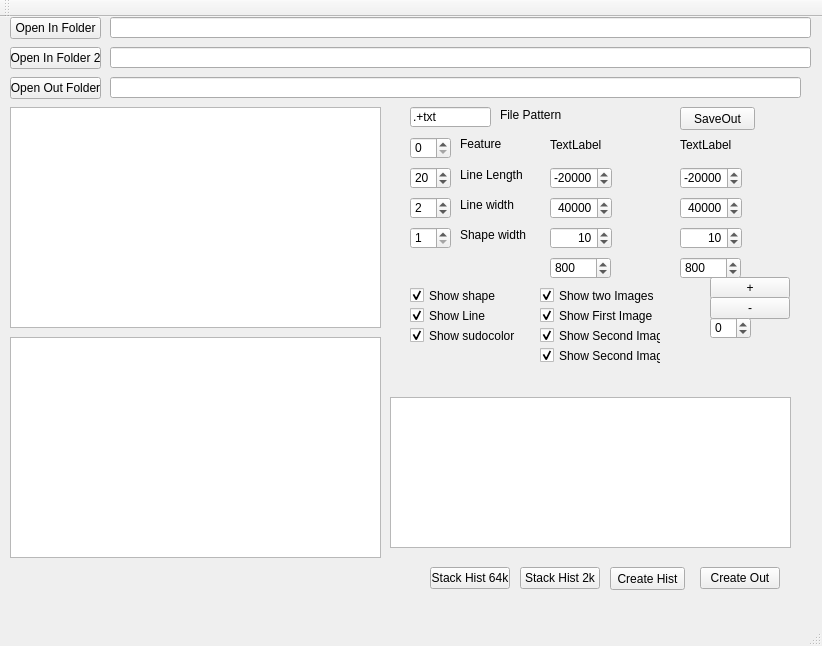
Before: the Qt Designer form mainwindow.ui in marcinkociolek/HaralickDirMapViever, drawn with Qt 5.
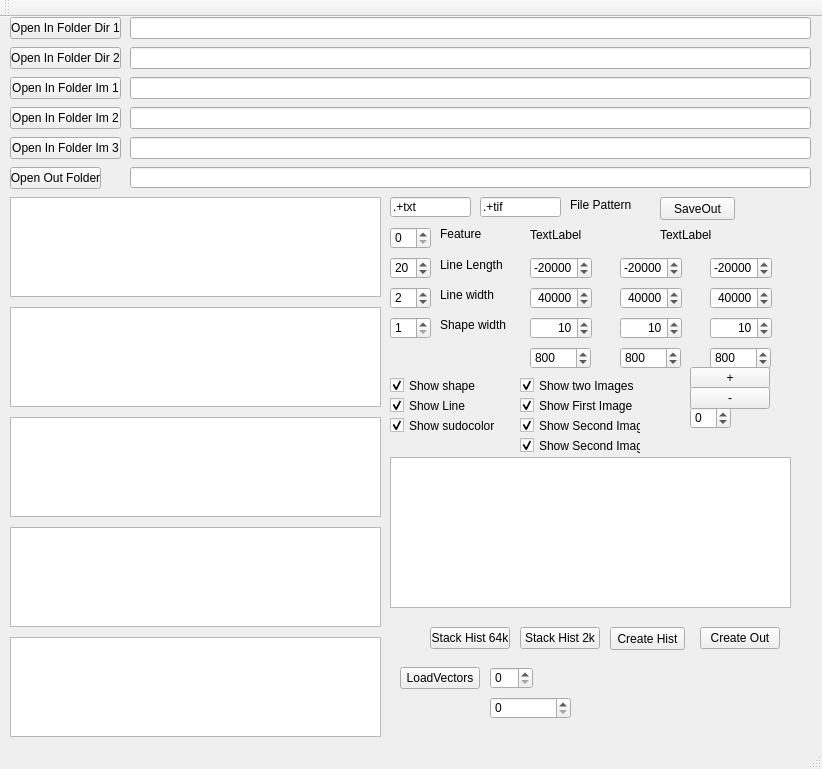
After: the same form once the commit is applied.

Commit message: images independent from direction plus vector viever

What changed in the file:
```diff
--- a/mainwindow.ui
+++ b/mainwindow.ui
@@ -7,7 +7,7 @@
     <x>0</x>
     <y>0</y>
     <width>822</width>
-    <height>646</height>
+    <height>769</height>
    </rect>
   </property>
   <property name="windowTitle">
@@ -18,9 +18,9 @@
     <property name="geometry">
      <rect>
       <x>10</x>
-      <y>90</y>
+      <y>180</y>
       <width>371</width>
-      <height>221</height>
+      <height>100</height>
      </rect>
     </property>
    </widget>
@@ -29,29 +29,29 @@
      <rect>
       <x>10</x>
       <y>0</y>
-      <width>91</width>
+      <width>111</width>
       <height>22</height>
      </rect>
     </property>
     <property name="text">
-     <string>Open In Folder</string>
+     <string>Open In Folder Dir 1</string>
     </property>
    </widget>
    <widget class="QLineEdit" name="DirectoryLineEdit">
     <property name="geometry">
      <rect>
-      <x>110</x>
+      <x>130</x>
       <y>0</y>
-      <width>701</width>
-      <height>21</height>
+      <width>681</width>
+      <height>22</height>
      </rect>
     </property>
    </widget>
    <widget class="QLineEdit" name="RegexLineEdit">
     <property name="geometry">
      <rect>
-      <x>410</x>
-      <y>90</y>
+      <x>390</x>
+      <y>180</y>
       <width>81</width>
       <height>20</height>
      </rect>
@@ -64,7 +64,7 @@
     <property name="geometry">
      <rect>
       <x>390</x>
-      <y>380</y>
+      <y>440</y>
       <width>401</width>
       <height>151</height>
      </rect>
@@ -73,8 +73,8 @@
    <widget class="QSpinBox" name="spinBoxLineLength">
     <property name="geometry">
      <rect>
-      <x>410</x>
-      <y>150</y>
+      <x>390</x>
+      <y>240</y>
       <width>41</width>
       <height>22</height>
      </rect>
@@ -86,8 +86,8 @@
    <widget class="QSpinBox" name="spinBoxFeatureToShow">
     <property name="geometry">
      <rect>
-      <x>410</x>
-      <y>120</y>
+      <x>390</x>
+      <y>210</y>
       <width>41</width>
       <height>22</height>
      </rect>
@@ -102,8 +102,8 @@
    <widget class="QSpinBox" name="spinBoxImposedLineThickness">
     <property name="geometry">
      <rect>
-      <x>410</x>
-      <y>180</y>
+      <x>390</x>
+      <y>270</y>
       <width>41</width>
       <height>22</height>
      </rect>
@@ -121,8 +121,8 @@
    <widget class="QLabel" name="label">
     <property name="geometry">
      <rect>
-      <x>500</x>
-      <y>90</y>
+      <x>570</x>
+      <y>180</y>
       <width>71</width>
       <height>16</height>
      </rect>
@@ -134,8 +134,8 @@
    <widget class="QLabel" name="label_2">
     <property name="geometry">
      <rect>
-      <x>460</x>
-      <y>150</y>
+      <x>440</x>
+      <y>240</y>
       <width>71</width>
       <height>16</height>
      </rect>
@@ -147,8 +147,8 @@
    <widget class="QLabel" name="label_3">
     <property name="geometry">
      <rect>
-      <x>460</x>
-      <y>120</y>
+      <x>440</x>
+      <y>210</y>
       <width>47</width>
       <height>13</height>
      </rect>
@@ -160,8 +160,8 @@
    <widget class="QLabel" name="label_4">
     <property name="geometry">
      <rect>
-      <x>460</x>
-      <y>180</y>
+      <x>440</x>
+      <y>270</y>
       <width>61</width>
       <height>16</height>
      </rect>
@@ -173,8 +173,8 @@
    <widget class="QSpinBox" name="spinBoxImposedShapeThickness">
     <property name="geometry">
      <rect>
-      <x>410</x>
-      <y>210</y>
+      <x>390</x>
+      <y>300</y>
       <width>41</width>
       <height>22</height>
      </rect>
@@ -192,8 +192,8 @@
    <widget class="QLabel" name="label_5">
     <property name="geometry">
      <rect>
-      <x>460</x>
-      <y>210</y>
+      <x>440</x>
+      <y>300</y>
       <width>71</width>
       <height>16</height>
      </rect>
@@ -205,8 +205,8 @@
    <widget class="QCheckBox" name="checkBoxShowSape">
     <property name="geometry">
      <rect>
-      <x>410</x>
-      <y>270</y>
+      <x>390</x>
+      <y>360</y>
       <width>101</width>
       <height>17</height>
      </rect>
@@ -221,8 +221,8 @@
    <widget class="QCheckBox" name="checkBoxShowLine">
     <property name="geometry">
      <rect>
-      <x>410</x>
-      <y>290</y>
+      <x>390</x>
+      <y>380</y>
       <width>91</width>
       <height>17</height>
      </rect>
@@ -237,8 +237,8 @@
    <widget class="QCheckBox" name="checkBoxShowSudoColor">
     <property name="geometry">
      <rect>
-      <x>410</x>
-      <y>310</y>
+      <x>390</x>
+      <y>400</y>
       <width>111</width>
       <height>17</height>
      </rect>
@@ -253,9 +253,9 @@
    <widget class="QLineEdit" name="LineEditSaveDirectory">
     <property name="geometry">
      <rect>
-      <x>110</x>
-      <y>60</y>
-      <width>691</width>
+      <x>130</x>
+      <y>150</y>
+      <width>681</width>
       <height>21</height>
      </rect>
     </property>
@@ -264,7 +264,7 @@
     <property name="geometry">
      <rect>
       <x>10</x>
-      <y>60</y>
+      <y>150</y>
       <width>91</width>
       <height>22</height>
      </rect>
@@ -276,8 +276,8 @@
    <widget class="QPushButton" name="pushButtonSaveOut">
     <property name="geometry">
      <rect>
-      <x>680</x>
-      <y>90</y>
+      <x>660</x>
+      <y>180</y>
       <width>75</width>
       <height>23</height>
      </rect>
@@ -289,8 +289,8 @@
    <widget class="QLabel" name="labelFeatName">
     <property name="geometry">
      <rect>
-      <x>550</x>
-      <y>120</y>
+      <x>530</x>
+      <y>210</y>
       <width>101</width>
       <height>16</height>
      </rect>
@@ -302,8 +302,8 @@
    <widget class="QDoubleSpinBox" name="doubleSpinBoxImMin">
     <property name="geometry">
      <rect>
-      <x>550</x>
-      <y>150</y>
+      <x>530</x>
+      <y>240</y>
       <width>62</width>
       <height>22</height>
      </rect>
@@ -330,8 +330,8 @@
    <widget class="QDoubleSpinBox" name="doubleSpinBoxImMax">
     <property name="geometry">
      <rect>
-      <x>550</x>
-      <y>180</y>
+      <x>530</x>
+      <y>270</y>
       <width>62</width>
       <height>22</height>
      </rect>
@@ -355,8 +355,8 @@
    <widget class="QDoubleSpinBox" name="doubleSpinBoxProcTresh">
     <property name="geometry">
      <rect>
-      <x>550</x>
-      <y>210</y>
+      <x>530</x>
+      <y>300</y>
       <width>62</width>
       <height>22</height>
      </rect>
@@ -381,19 +381,19 @@
     <property name="geometry">
      <rect>
       <x>10</x>
-      <y>320</y>
+      <y>290</y>
       <width>371</width>
-      <height>221</height>
+      <height>100</height>
      </rect>
     </property>
    </widget>
    <widget class="QLineEdit" name="Directory2LineEdit">
     <property name="geometry">
      <rect>
-      <x>110</x>
+      <x>130</x>
       <y>30</y>
-      <width>701</width>
-      <height>21</height>
+      <width>681</width>
+      <height>22</height>
      </rect>
     </property>
    </widget>
@@ -402,19 +402,19 @@
      <rect>
       <x>10</x>
       <y>30</y>
-      <width>91</width>
+      <width>111</width>
       <height>22</height>
      </rect>
     </property>
     <property name="text">
-     <string>Open In Folder 2</string>
+     <string>Open In Folder Dir 2</string>
     </property>
    </widget>
    <widget class="QLabel" name="labelFeatName2">
     <property name="geometry">
      <rect>
-      <x>680</x>
-      <y>120</y>
+      <x>660</x>
+      <y>210</y>
       <width>101</width>
       <height>16</height>
      </rect>
@@ -426,8 +426,8 @@
    <widget class="QDoubleSpinBox" name="doubleSpinBoxImMax2">
     <property name="geometry">
      <rect>
-      <x>680</x>
-      <y>180</y>
+      <x>620</x>
+      <y>270</y>
       <width>62</width>
       <height>22</height>
      </rect>
@@ -451,8 +451,8 @@
    <widget class="QDoubleSpinBox" name="doubleSpinBoxProcTresh2">
     <property name="geometry">
      <rect>
-      <x>680</x>
-      <y>210</y>
+      <x>620</x>
+      <y>300</y>
       <width>62</width>
       <height>22</height>
      </rect>
@@ -476,8 +476,8 @@
    <widget class="QDoubleSpinBox" name="doubleSpinBoxImMin2">
     <property name="geometry">
      <rect>
-      <x>680</x>
-      <y>150</y>
+      <x>620</x>
+      <y>240</y>
       <width>62</width>
       <height>22</height>
      </rect>
@@ -504,8 +504,8 @@
    <widget class="QCheckBox" name="checkBoxShowSecondIm">
     <property name="geometry">
      <rect>
-      <x>540</x>
-      <y>310</y>
+      <x>520</x>
+      <y>400</y>
       <width>121</width>
       <height>17</height>
      </rect>
@@ -520,8 +520,8 @@
    <widget class="QCheckBox" name="checkBoxShowFirstIm">
     <property name="geometry">
      <rect>
-      <x>540</x>
-      <y>290</y>
+      <x>520</x>
+      <y>380</y>
       <width>121</width>
       <height>17</height>
      </rect>
@@ -536,8 +536,8 @@
    <widget class="QCheckBox" name="checkBoxShowTwoIm">
     <property name="geometry">
      <rect>
-      <x>540</x>
-      <y>270</y>
+      <x>520</x>
+      <y>360</y>
       <width>121</width>
       <height>17</height>
      </rect>
@@ -552,8 +552,8 @@
    <widget class="QPushButton" name="pushButtonPlus">
     <property name="geometry">
      <rect>
-      <x>710</x>
-      <y>260</y>
+      <x>690</x>
+      <y>350</y>
       <width>80</width>
       <height>22</height>
      </rect>
@@ -565,8 +565,8 @@
    <widget class="QPushButton" name="pushButtonMinus">
     <property name="geometry">
      <rect>
-      <x>710</x>
-      <y>280</y>
+      <x>690</x>
+      <y>370</y>
       <width>80</width>
       <height>22</height>
      </rect>
@@ -578,8 +578,8 @@
    <widget class="QSpinBox" name="spinBoxZOffset">
     <property name="geometry">
      <rect>
-      <x>710</x>
-      <y>300</y>
+      <x>690</x>
+      <y>390</y>
       <width>41</width>
       <height>22</height>
      </rect>
@@ -598,7 +598,7 @@
     <property name="geometry">
      <rect>
       <x>700</x>
-      <y>550</y>
+      <y>610</y>
       <width>80</width>
       <height>22</height>
      </rect>
@@ -611,7 +611,7 @@
     <property name="geometry">
      <rect>
       <x>610</x>
-      <y>550</y>
+      <y>610</y>
       <width>75</width>
       <height>23</height>
      </rect>
@@ -624,7 +624,7 @@
     <property name="geometry">
      <rect>
       <x>520</x>
-      <y>550</y>
+      <y>610</y>
       <width>80</width>
       <height>22</height>
      </rect>
@@ -637,7 +637,7 @@
     <property name="geometry">
      <rect>
       <x>430</x>
-      <y>550</y>
+      <y>610</y>
       <width>80</width>
       <height>22</height>
      </rect>
@@ -649,8 +649,8 @@
    <widget class="QSpinBox" name="spinBoxIntensityThreshold">
     <property name="geometry">
      <rect>
-      <x>550</x>
-      <y>240</y>
+      <x>530</x>
+      <y>330</y>
       <width>61</width>
       <height>22</height>
      </rect>
@@ -665,8 +665,8 @@
    <widget class="QSpinBox" name="spinBoxIntensityThreshold2">
     <property name="geometry">
      <rect>
-      <x>680</x>
-      <y>240</y>
+      <x>620</x>
+      <y>330</y>
       <width>61</width>
       <height>22</height>
      </rect>
@@ -681,8 +681,8 @@
    <widget class="QCheckBox" name="checkBoxShowImageCombination">
     <property name="geometry">
      <rect>
-      <x>540</x>
-      <y>330</y>
+      <x>520</x>
+      <y>420</y>
       <width>121</width>
       <height>17</height>
      </rect>
@@ -694,6 +694,251 @@
      <bool>true</bool>
     </property>
    </widget>
+   <widget class="QListWidget" name="FileIm1ListWidget">
+    <property name="geometry">
+     <rect>
+      <x>10</x>
+      <y>400</y>
+      <width>371</width>
+      <height>100</height>
+     </rect>
+    </property>
+   </widget>
+   <widget class="QLineEdit" name="DirectoryIm1LineEdit">
+    <property name="geometry">
+     <rect>
+      <x>130</x>
+      <y>60</y>
+      <width>681</width>
+      <height>22</height>
+     </rect>
+    </property>
+   </widget>
+   <widget class="QPushButton" name="pushButton2_2">
+    <property name="geometry">
+     <rect>
+      <x>10</x>
+      <y>60</y>
+      <width>111</width>
+      <height>22</height>
+     </rect>
+    </property>
+    <property name="text">
+     <string>Open In Folder Im 1</string>
+    </property>
+   </widget>
+   <widget class="QLineEdit" name="RegexImLineEdit">
+    <property name="geometry">
+     <rect>
+      <x>480</x>
+      <y>180</y>
+      <width>81</width>
+      <height>20</height>
+     </rect>
+    </property>
+    <property name="text">
+     <string>.+tif</string>
+    </property>
+   </widget>
+   <widget class="QListWidget" name="FileIm2ListWidget">
+    <property name="geometry">
+     <rect>
+      <x>10</x>
+      <y>510</y>
+      <width>371</width>
+      <height>100</height>
+     </rect>
+    </property>
+   </widget>
+   <widget class="QListWidget" name="FileIm3ListWidget">
+    <property name="geometry">
+     <rect>
+      <x>10</x>
+      <y>620</y>
+      <width>371</width>
+      <height>100</height>
+     </rect>
+    </property>
+   </widget>
+   <widget class="QPushButton" name="pushButton2_3">
+    <property name="geometry">
+     <rect>
+      <x>10</x>
+      <y>90</y>
+      <width>111</width>
+      <height>22</height>
+     </rect>
+    </property>
+    <property name="text">
+     <string>Open In Folder Im 2</string>
+    </property>
+   </widget>
+   <widget class="QPushButton" name="pushButton2_4">
+    <property name="geometry">
+     <rect>
+      <x>10</x>
+      <y>120</y>
+      <width>111</width>
+      <height>22</height>
+     </rect>
+    </property>
+    <property name="text">
+     <string>Open In Folder Im 3</string>
+    </property>
+   </widget>
+   <widget class="QLineEdit" name="DirectoryIm2LineEdit">
+    <property name="geometry">
+     <rect>
+      <x>130</x>
+      <y>90</y>
+      <width>681</width>
+      <height>22</height>
+     </rect>
+    </property>
+   </widget>
+   <widget class="QLineEdit" name="DirectoryIm3LineEdit">
+    <property name="geometry">
+     <rect>
+      <x>130</x>
+      <y>120</y>
+      <width>681</width>
+      <height>22</height>
+     </rect>
+    </property>
+   </widget>
+   <widget class="QSpinBox" name="spinBoxIntensityThreshold3">
+    <property name="geometry">
+     <rect>
+      <x>710</x>
+      <y>330</y>
+      <width>61</width>
+      <height>22</height>
+     </rect>
+    </property>
+    <property name="maximum">
+     <number>65535</number>
+    </property>
+    <property name="value">
+     <number>800</number>
+    </property>
+   </widget>
+   <widget class="QDoubleSpinBox" name="doubleSpinBoxImMin3">
+    <property name="geometry">
+     <rect>
+      <x>710</x>
+      <y>240</y>
+      <width>62</width>
+      <height>22</height>
+     </rect>
+    </property>
+    <property name="alignment">
+     <set>Qt::AlignRight|Qt::AlignTrailing|Qt::AlignVCenter</set>
+    </property>
+    <property name="decimals">
+     <number>0</number>
+    </property>
+    <property name="minimum">
+     <double>-65535.000000000000000</double>
+    </property>
+    <property name="maximum">
+     <double>65535.000000000000000</double>
+    </property>
+    <property name="singleStep">
+     <double>512.000000000000000</double>
+    </property>
+    <property name="value">
+     <double>-20000.000000000000000</double>
+    </property>
+   </widget>
+   <widget class="QDoubleSpinBox" name="doubleSpinBoxProcTresh3">
+    <property name="geometry">
+     <rect>
+      <x>710</x>
+      <y>300</y>
+      <width>62</width>
+      <height>22</height>
+     </rect>
+    </property>
+    <property name="alignment">
+     <set>Qt::AlignRight|Qt::AlignTrailing|Qt::AlignVCenter</set>
+    </property>
+    <property name="decimals">
+     <number>0</number>
+    </property>
+    <property name="maximum">
+     <double>65535.000000000000000</double>
+    </property>
+    <property name="singleStep">
+     <double>1.000000000000000</double>
+    </property>
+    <property name="value">
+     <double>10.000000000000000</double>
+    </property>
+   </widget>
+   <widget class="QDoubleSpinBox" name="doubleSpinBoxImMax3">
+    <property name="geometry">
+     <rect>
+      <x>710</x>
+      <y>270</y>
+      <width>62</width>
+      <height>22</height>
+     </rect>
+    </property>
+    <property name="alignment">
+     <set>Qt::AlignRight|Qt::AlignTrailing|Qt::AlignVCenter</set>
+    </property>
+    <property name="decimals">
+     <number>0</number>
+    </property>
+    <property name="maximum">
+     <double>65535.000000000000000</double>
+    </property>
+    <property name="singleStep">
+     <double>512.000000000000000</double>
+    </property>
+    <property name="value">
+     <double>40000.000000000000000</double>
+    </property>
+   </widget>
+   <widget class="QPushButton" name="pushButtonLoadVectors">
+    <property name="geometry">
+     <rect>
+      <x>400</x>
+      <y>650</y>
+      <width>80</width>
+      <height>22</height>
+     </rect>
+    </property>
+    <property name="text">
+     <string>LoadVectors</string>
+    </property>
+   </widget>
+   <widget class="QSpinBox" name="spinBoxShowImVect1">
+    <property name="geometry">
+     <rect>
+      <x>490</x>
+      <y>650</y>
+      <width>43</width>
+      <height>22</height>
+     </rect>
+    </property>
+    <property name="maximum">
+     <number>50</number>
+    </property>
+   </widget>
+   <widget class="QSpinBox" name="spinBoxYPlaneToShow">
+    <property name="geometry">
+     <rect>
+      <x>490</x>
+      <y>680</y>
+      <width>81</width>
+      <height>22</height>
+     </rect>
+    </property>
+    <property name="singleStep">
+     <number>1</number>
+    </property>
+   </widget>
   </widget>
   <widget class="QMenuBar" name="menuBar">
    <property name="geometry">
```
The commit also changes 2 other files.
